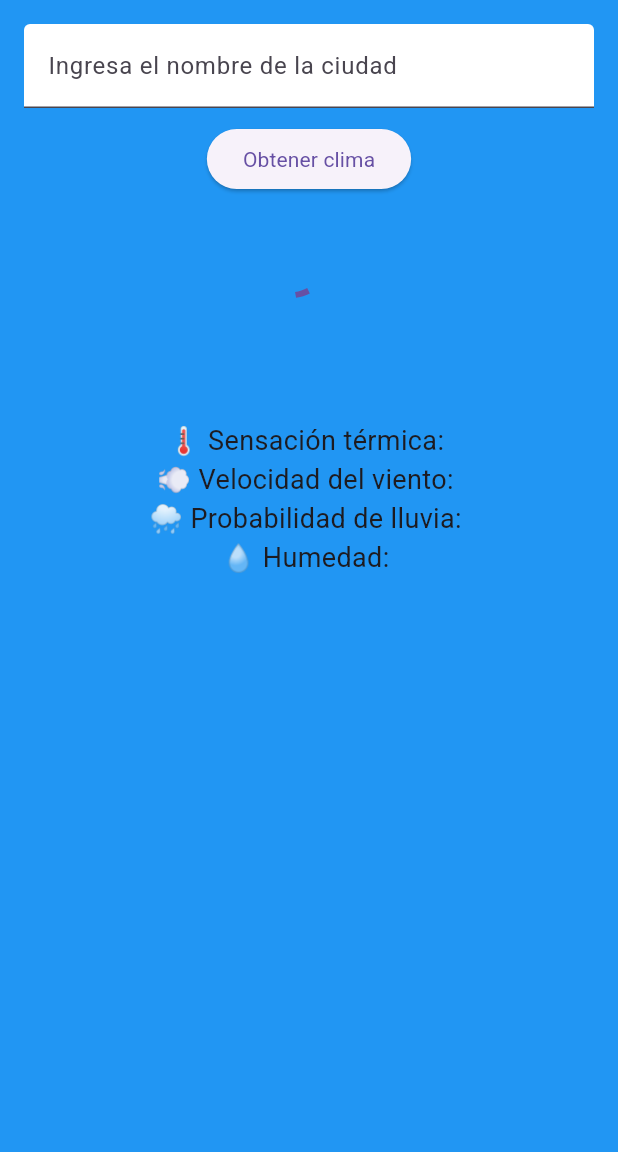
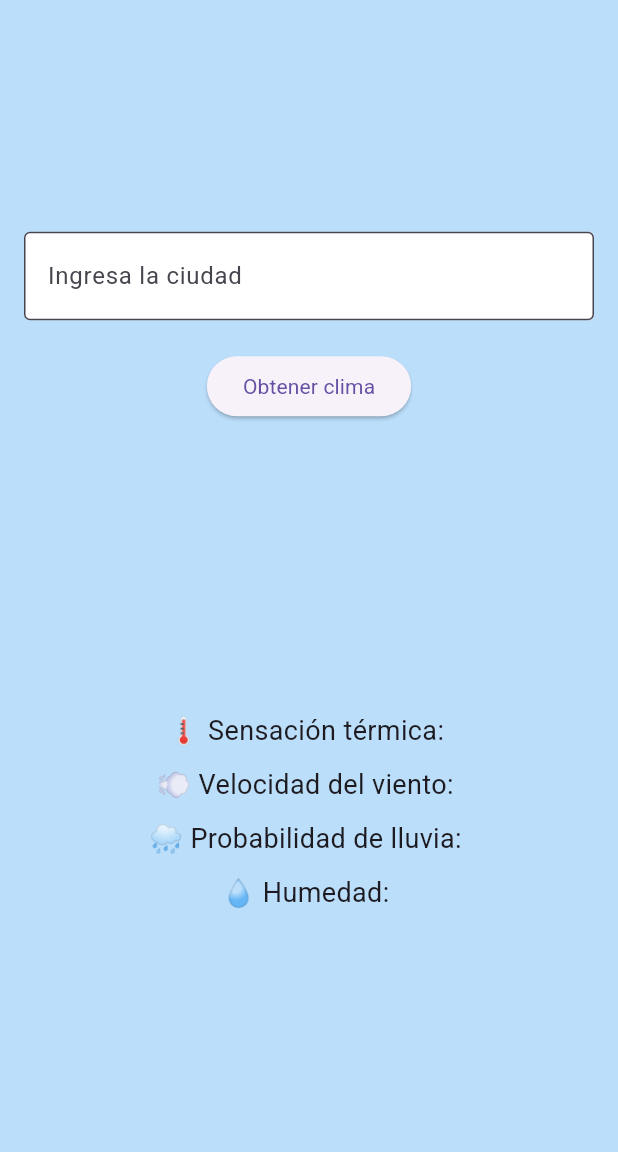
Before and after one commit to Shiroyasha1997/weather_app, a Flutter app: the screen it shows after launch, on a phone screen of 412 x 824 dp, the part 84-1236 px from its top. Run offline on Flutter 3.47's test engine with Material 3 defaults, Android fonts, the phone set to English and light mode, and no system bars; our stand-ins replace geolocator.

Commit message:
se mejoro la interfaz de la aplicacion

```diff
--- a/lib/main.dart
+++ b/lib/main.dart
@@ -2,7 +2,6 @@
 import 'package:http/http.dart' as http;
 import 'dart:convert';
 import 'package:geolocator/geolocator.dart';
-import 'package:weather_icons/weather_icons.dart';
 
 void main() {
   runApp(const MyApp());
@@ -43,7 +42,7 @@
   String _weatherIconUrl = '';
   bool _isLoading = false;
   bool _isLocationPermissionGranted = false;
-  Color _backgroundColor = Colors.blue;
+  Color _backgroundColor = Colors.blue.shade100;
 
   @override
   void initState() {
@@ -97,7 +96,7 @@
       _feelsLike = '';
       _rainChance = '';
       _humidity = '';
-      _backgroundColor = Colors.blue;
+      _backgroundColor = Colors.blue.shade100;
       _weatherIconUrl = '';
     });
 
@@ -125,7 +124,6 @@
 
       if (response.statusCode == 200) {
         final data = json.decode(response.body);
-        print(data);
 
         if (data['location'] != null && data['current'] != null) {
           setState(() {
@@ -167,69 +165,54 @@
       ),
       body: Container(
         color: _backgroundColor,
-        padding: const EdgeInsets.all(16.0),
+        padding: const EdgeInsets.symmetric(horizontal: 16.0, vertical: 24.0),
         child: Column(
+          mainAxisAlignment: MainAxisAlignment.center,
           children: [
             TextField(
               controller: _cityController,
               decoration: const InputDecoration(
-                labelText: 'Ingresa el nombre de la ciudad',
+                labelText: 'Ingresa la ciudad',
                 filled: true,
                 fillColor: Colors.white,
+                border: OutlineInputBorder(),
               ),
+              textAlign: TextAlign.center,
+              style: const TextStyle(fontSize: 18),
             ),
-            const SizedBox(height: 10),
+            const SizedBox(height: 20),
             ElevatedButton(
               onPressed: _getWeather,
               child: const Text('Obtener clima'),
             ),
-            const SizedBox(height: 20),
+            const SizedBox(height: 30),
             _isLoading
                 ? const CircularProgressIndicator()
                 : Column(
               children: [
-                Row(
-                  mainAxisAlignment: MainAxisAlignment.center,
-                  children: [
                 _weatherIconUrl.isEmpty
-                        ? const CircularProgressIndicator()
+                    ? const SizedBox.shrink()
                     : Image.network(
                   _weatherIconUrl,
-                      width: 50,
-                      height: 50,
+                  width: 80,
+                  height: 80,
                 ),
-                    const SizedBox(width: 20),
+                const SizedBox(height: 15),
                 Text(
                   _temperature,
                   style: const TextStyle(
-                        fontSize: 40,
+                    fontSize: 48,
                     fontWeight: FontWeight.bold,
                   ),
                 ),
-                  ],
-                ),
-                const SizedBox(height: 20),
+                const SizedBox(height: 15),
                 Text(
                   _weather,
-                  style: const TextStyle(fontSize: 24),
+                  style: const TextStyle(fontSize: 20, color: Colors.black54),
+                  textAlign: TextAlign.center,
                 ),
-                const SizedBox(height: 20),
-                Text(
-                  '🌡️ Sensación térmica: $_feelsLike',
-                  style: const TextStyle(fontSize: 18),
-                ),
-                Text(
-                  '💨 Velocidad del viento: $_windSpeed',
-                  style: const TextStyle(fontSize: 18),
-                ),
-                Text(
-                  '🌧️ Probabilidad de lluvia: $_rainChance',
-                  style: const TextStyle(fontSize: 18),
-                ),
-                Text(
-                  '💧 Humedad: $_humidity',
-                  style: const TextStyle(fontSize: 18),
-                ),
+                const SizedBox(height: 30),
+                _weatherDetails(),
               ],
             ),
           ],
@@ -237,4 +220,25 @@
       ),
     );
   }
+
+  Widget _weatherDetails() {
+    return Column(
+      children: [
+        _buildDetailRow('🌡️ Sensación térmica:', _feelsLike),
+        _buildDetailRow('💨 Velocidad del viento:', _windSpeed),
+        _buildDetailRow('🌧️ Probabilidad de lluvia:', _rainChance),
+        _buildDetailRow('💧 Humedad:', _humidity),
+      ],
+    );
   }
+
+  Widget _buildDetailRow(String label, String value) {
+    return Padding(
+      padding: const EdgeInsets.symmetric(vertical: 5),
+      child: Text(
+        '$label $value',
+        style: const TextStyle(fontSize: 18),
+      ),
+    );
+  }
+}
--- a/pubspec.yaml
+++ b/pubspec.yaml
@@ -12,8 +12,8 @@ dependencies:
     sdk: flutter
 
   cupertino_icons: ^1.0.8
-  weather_icons: ^3.0.0
   geolocator: ^13.0.3
+  google_fonts: ^6.1.0
   http: ^1.3.0
 
   flutter_localizations:
@@ -44,5 +44,6 @@ flutter:
           weight: 700
         - asset: assets/fonts/NotoSans-Italic.ttf
           style: italic
+
   assets:
     - assets/fonts/
```
Also changed, not shown: pubspec.lock, 1 other file. Lines whose indentation alone changed are shown as unchanged.
